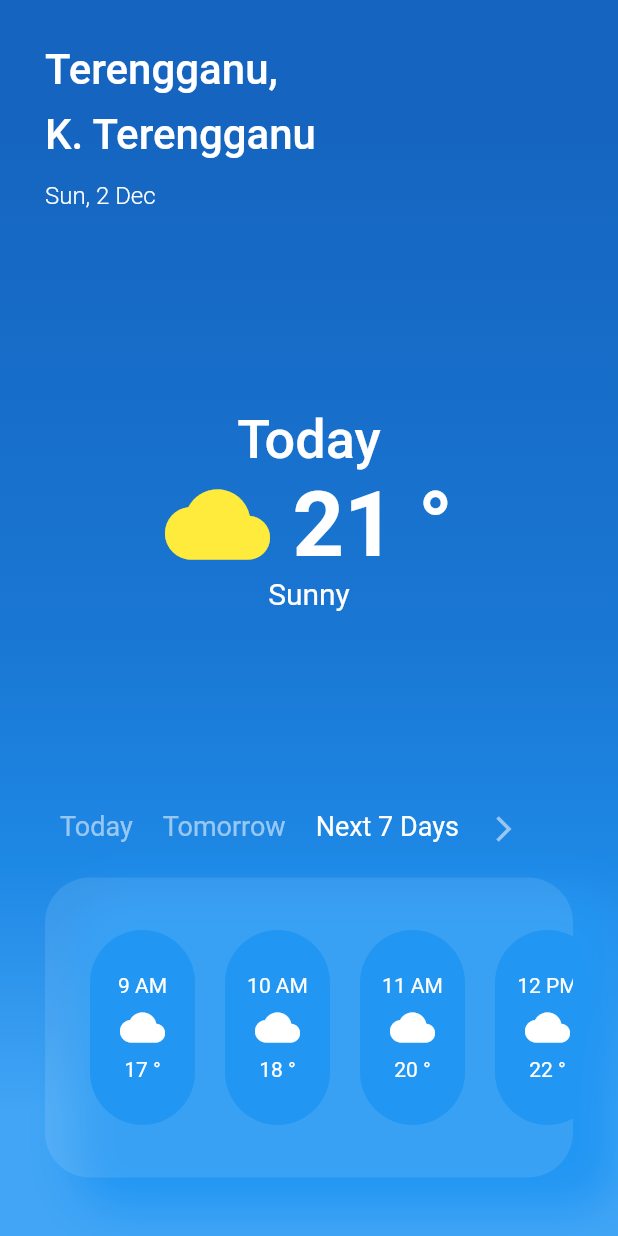
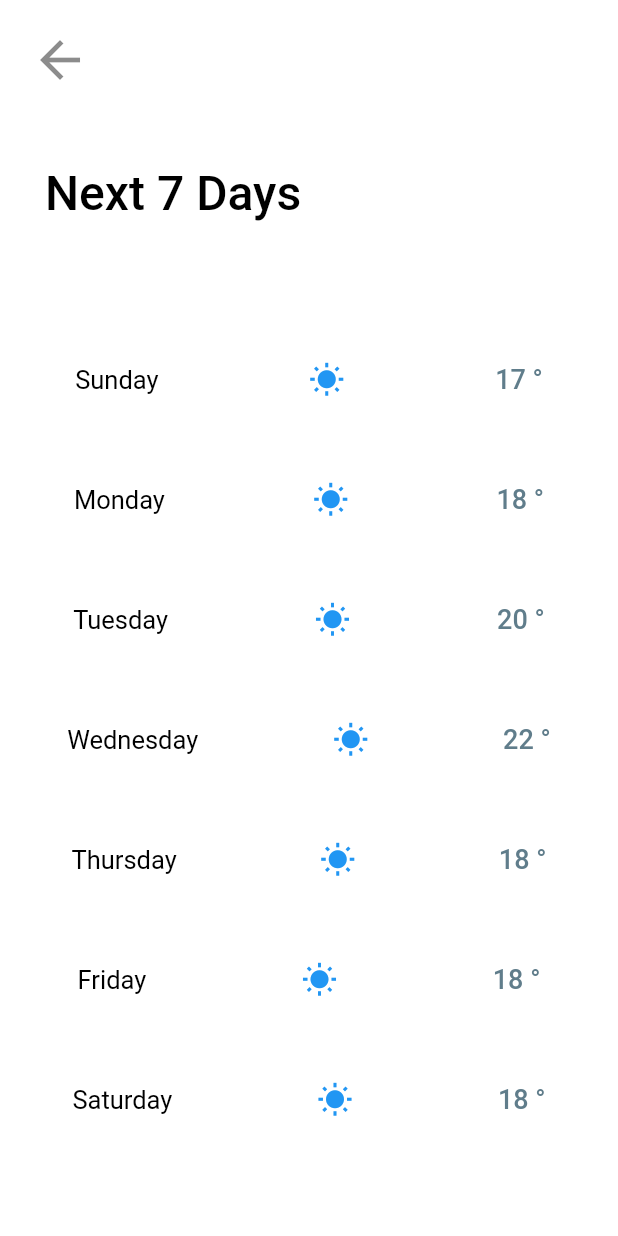
Before and after one commit to tajulasri/weather_apps, a Flutter app: the screen it shows after launch, after a tap on "Next 7 Days", on a phone screen of 412 x 824 dp. Run offline on Flutter 3.47's test engine with Material 2 defaults, Android fonts, the phone set to English and light mode, and no system bars.

Commit message:
add navigations

```diff
--- /dev/null
+++ b/lib/config.dart
@@ -0,0 +1,6 @@
+class Config {
+  String metApitoken = "7a2ffc35aa9513db6784a58a1948b0429d9ae878";
+  Config(this.metApitoken);
+
+  getToken() => this.metApitoken;
+}
--- a/lib/main.dart
+++ b/lib/main.dart
@@ -3,6 +3,7 @@ import 'dart:ui' as prefix0;
 import 'package:flutter/cupertino.dart';
 import 'package:flutter/material.dart';
 import 'package:news_app/models/wheather.dart';
+import 'package:news_app/moredays.dart';
 
 void main() => runApp(MyApp());
 
@@ -60,7 +61,8 @@ class _MyHomePageState extends State<MyHomePage> {
               Colors.blue[600],
               Colors.blue[400],
             ],
-          )),
+          ),
+        ),
         child: SafeArea(
           child: Column(
             crossAxisAlignment: CrossAxisAlignment.start,
@@ -69,17 +71,23 @@ class _MyHomePageState extends State<MyHomePage> {
                 mainAxisSize: MainAxisSize.max,
                 crossAxisAlignment: CrossAxisAlignment.start,
                 children: <Widget>[
-                    Text("Terengganu,",
-                        style: TextStyle(
-                            fontWeight: FontWeight.w500, fontSize: 28.0)),
+                  Text(
+                    "Terengganu,",
+                    style:
+                        TextStyle(fontWeight: FontWeight.w500, fontSize: 28.0),
+                  ),
                   SizedBox(height: 10),
-                    Text("K. Terengganu",
-                        style: TextStyle(
-                            fontWeight: FontWeight.w500, fontSize: 28.0)),
+                  Text(
+                    "K. Terengganu",
+                    style:
+                        TextStyle(fontWeight: FontWeight.w500, fontSize: 28.0),
+                  ),
                   SizedBox(height: 15),
-                    Text("Sun, 2 Dec",
-                        style: TextStyle(
-                            fontWeight: FontWeight.w300, fontSize: 16.0)),
+                  Text(
+                    "Sun, 2 Dec",
+                    style:
+                        TextStyle(fontWeight: FontWeight.w300, fontSize: 16.0),
+                  ),
                 ],
               ),
               Container(
@@ -88,26 +96,31 @@ class _MyHomePageState extends State<MyHomePage> {
                   mainAxisAlignment: MainAxisAlignment.center,
                   crossAxisAlignment: CrossAxisAlignment.center,
                   children: <Widget>[
-                      Text("Today",
-                          style: TextStyle(
-                              fontSize: 36, fontWeight: FontWeight.w500)),
+                    Text(
+                      "Today",
+                      style:
+                          TextStyle(fontSize: 36, fontWeight: FontWeight.w500),
+                    ),
                     Row(
                       mainAxisAlignment: MainAxisAlignment.center,
                       children: <Widget>[
-                          Icon(Icons.wb_cloudy,
-                              color: Colors.yellow, size: 70.0),
+                        Icon(Icons.wb_cloudy, color: Colors.yellow, size: 70.0),
                         SizedBox(width: 15),
-                          Text("21 \u00b0",
+                        Text(
+                          "21 \u00b0",
                           style: TextStyle(
-                                  fontSize: 60.0, fontWeight: FontWeight.bold))
+                              fontSize: 60.0, fontWeight: FontWeight.bold),
+                        )
                       ],
                     ),
-                      Text("Sunny", style: TextStyle(fontSize: 20))
+                    Text(
+                      "Sunny",
+                      style: TextStyle(fontSize: 20),
+                    )
                   ],
                 ),
               ),
-                Container(
-                  height: 25,
+              Expanded(
                 //color: Colors.white,
                 child: ListView.builder(
                   itemCount: days.length,
@@ -116,7 +129,18 @@ class _MyHomePageState extends State<MyHomePage> {
                     return new GestureDetector(
                       onTap: () {
                         setState(() {
+                          //more days view
+                          if (position == 3 || position == 2) {
                             this.selectedDays = position;
+                            Navigator.push(
+                              context,
+                              MaterialPageRoute(
+                                builder: (context) => MoreDays(),
+                              ),
+                            );
+                          } else {
+                            this.selectedDays = position;
+                          }
                         });
                       },
                       child: Container(
@@ -127,12 +151,16 @@ class _MyHomePageState extends State<MyHomePage> {
                                     ? Colors.white
                                     : Colors.white54,
                                 size: 20.0)
-                                  : Text(days[position],
+                            : Text(
+                                days[position],
                                 style: TextStyle(
                                     fontSize: 18.0,
                                     color: position == selectedDays
                                         ? Colors.white
-                                              : Colors.white54))));
+                                        : Colors.white54),
+                              ),
+                      ),
+                    );
                   },
                 ),
               ),
@@ -154,21 +182,26 @@ class _MyHomePageState extends State<MyHomePage> {
                       ),
                     )
                   ],
-                      borderRadius: BorderRadius.all(Radius.circular(30))),
+                  borderRadius: BorderRadius.all(
+                    Radius.circular(30),
+                  ),
+                ),
                 child: ListView.builder(
                   scrollDirection: Axis.horizontal,
                   itemCount: wheatherData.length,
                   itemBuilder: (BuildContext context, position) {
                     return Container(
-                          padding: EdgeInsets.symmetric(
-                              vertical: 35, horizontal: 10),
+                      padding:
+                          EdgeInsets.symmetric(vertical: 35, horizontal: 10),
                       child: Container(
                         width: 70,
                         //padding: EdgeInsets.only(top: 20.0),
                         decoration: BoxDecoration(
                           color: Colors.blue,
-                                borderRadius:
-                                    BorderRadius.all(Radius.circular(40))),
+                          borderRadius: BorderRadius.all(
+                            Radius.circular(40),
+                          ),
+                        ),
                         child: Column(
                           mainAxisAlignment: MainAxisAlignment.center,
                           children: <Widget>[
@@ -181,11 +214,15 @@ class _MyHomePageState extends State<MyHomePage> {
                             Text(this.wheatherData[position].temperature),
                           ],
                         ),
-                          ));
+                      ),
+                    );
                   },
                 ),
-                )
-              ]))),
+              ),
+            ],
+          ),
+        ),
+      ),
     );
   }
 }
--- /dev/null
+++ b/lib/moredays.dart
@@ -0,0 +1,106 @@
+import 'package:flutter/material.dart';
+import 'package:news_app/models/wheather.dart';
+
+class MoreDays extends StatelessWidget {
+  //const MoreDays({Key key}) : super(key: key);
+
+  List wheatherData = [
+    Wheather("Sunday", "sunny", "17 \u00b0"),
+    Wheather("Monday", "sunny", "18 \u00b0"),
+    Wheather("Tuesday", "sunny", "20 \u00b0"),
+    Wheather("Wednesday", "Rain", "22 \u00b0"),
+    Wheather("Thursday", "Cloudy", "18 \u00b0"),
+    Wheather("Friday", "Cloudy", "18 \u00b0"),
+    Wheather("Saturday", "Cloudy", "18 \u00b0"),
+  ];
+
+  _populateListItem() {
+    List<Widget> listItemWidgets = [];
+    this.wheatherData.forEach((item) {
+      listItemWidgets.add(Container(
+        height: 80,
+        padding: EdgeInsets.only(top: 30),
+        child: Row(
+          mainAxisAlignment: MainAxisAlignment.spaceAround,
+          crossAxisAlignment: CrossAxisAlignment.center,
+          children: <Widget>[
+            Text(
+              item.time,
+              style: TextStyle(
+                  fontWeight: FontWeight.w400,
+                  fontSize: 17.0,
+                  color: Colors.black),
+            ),
+            Icon(Icons.wb_sunny, color: Colors.blue),
+            Text(
+              item.temperature,
+              style: TextStyle(
+                  fontSize: 18.0,
+                  fontWeight: FontWeight.w500,
+                  color: Colors.blueGrey),
+            ),
+          ],
+        ),
+      ));
+    });
+
+    return listItemWidgets.toList();
+  }
+
+  @override
+  Widget build(BuildContext context) {
+    return Scaffold(
+      body: SafeArea(
+        child: SingleChildScrollView(
+          child: Container(
+            width: MediaQuery.of(context).size.width,
+            height: MediaQuery.of(context).size.height,
+            decoration: BoxDecoration(
+              color: Colors.white,
+            ),
+            child: Column(
+              children: <Widget>[
+                Row(
+                  mainAxisAlignment: MainAxisAlignment.start,
+                  children: <Widget>[
+                    GestureDetector(
+                      onTap: () {
+                        return Navigator.pop(context);
+                      },
+                      child: Container(
+                        padding: EdgeInsets.only(left: 20, top: 20),
+                        child: Icon(Icons.arrow_back,
+                            color: Colors.black45, size: 40.0),
+                      ),
+                    ),
+                  ],
+                ),
+                Row(
+                  children: <Widget>[
+                    Container(
+                      //color: Colors.green,
+                      padding:
+                          EdgeInsets.symmetric(horizontal: 30, vertical: 50),
+                      child: Text(
+                        "Next 7 Days",
+                        style: TextStyle(
+                            color: Colors.black,
+                            fontSize: 32.0,
+                            fontWeight: FontWeight.w500),
+                      ),
+                    ),
+                  ],
+                ),
+                Expanded(
+                  child: Column(
+                    children: _populateListItem(),
+                  ),
+                ),
+              ],
+            ),
+          ),
+        ),
+      ),
+    );
+  }
+}
```
Lines whose indentation alone changed are shown as unchanged.
